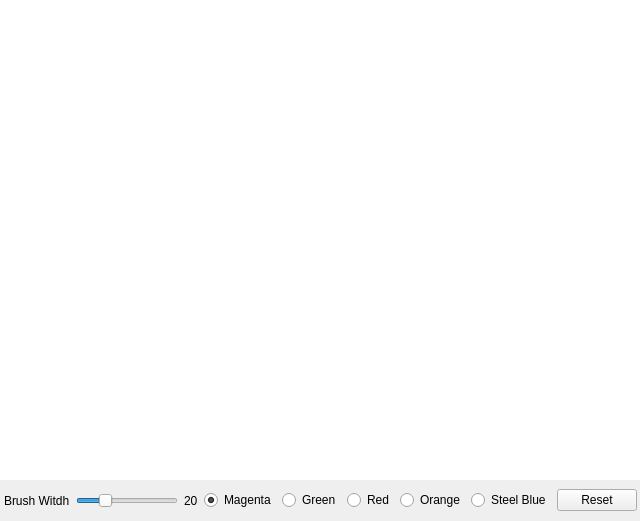
romaztek/clipper_test_qt, file Example 3/mainwindow.ui: the form before one commit.
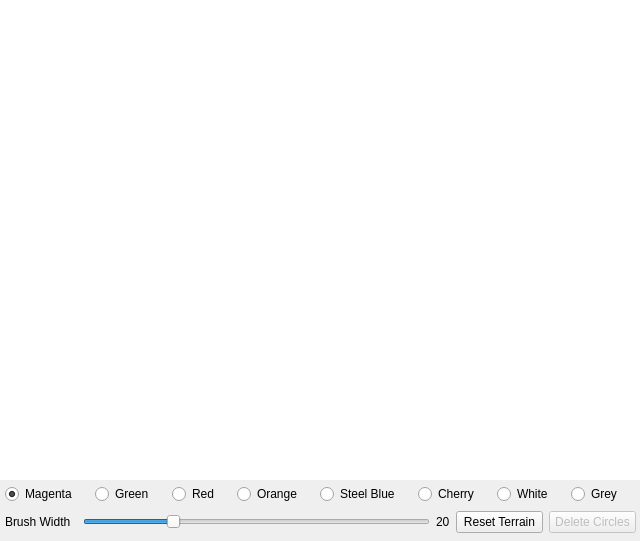
The form after the commit.

Commit message: Now do not cause SEGFAULT, improved

Patch:
```diff
--- a/Example 3/mainwindow.ui
+++ b/Example 3/mainwindow.ui
@@ -7,7 +7,7 @@
     <x>0</x>
     <y>0</y>
     <width>640</width>
-    <height>521</height>
+    <height>541</height>
    </rect>
   </property>
   <property name="windowTitle">
@@ -49,31 +49,56 @@
     <property name="geometry">
      <rect>
       <x>0</x>
-      <y>480</y>
+      <y>478</y>
       <width>641</width>
-      <height>41</height>
+      <height>61</height>
      </rect>
     </property>
-    <layout class="QHBoxLayout" name="horizontalLayout">
+    <layout class="QGridLayout" name="gridLayout">
      <property name="leftMargin">
-      <number>4</number>
+      <number>5</number>
      </property>
      <property name="topMargin">
-      <number>4</number>
+      <number>5</number>
      </property>
      <property name="rightMargin">
-      <number>4</number>
+      <number>5</number>
      </property>
      <property name="bottomMargin">
-      <number>4</number>
+      <number>5</number>
      </property>
-     <item>
-      <widget class="QLabel" name="brush_label">
+     <item row="1" column="7">
+      <widget class="QPushButton" name="resetButton">
        <property name="text">
-        <string>Brush Witdh</string>
+        <string>Reset Terrain</string>
        </property>
       </widget>
      </item>
+     <item row="1" column="8">
+      <widget class="QPushButton" name="deleteCirclesButton">
+       <property name="enabled">
+        <bool>false</bool>
+       </property>
+       <property name="text">
+        <string>Delete Circles</string>
+       </property>
+      </widget>
+     </item>
+     <item row="1" column="0">
+      <widget class="QLabel" name="label">
+       <property name="sizePolicy">
+        <sizepolicy hsizetype="Fixed" vsizetype="Fixed">
+         <horstretch>0</horstretch>
+         <verstretch>0</verstretch>
+        </sizepolicy>
+       </property>
+       <property name="text">
+        <string>Brush Width</string>
+       </property>
+      </widget>
+     </item>
+     <item row="1" column="2" colspan="4">
+      <layout class="QHBoxLayout" name="horizontalLayout">
      <item>
       <widget class="QSlider" name="horizontalSlider">
        <property name="minimum">
@@ -93,15 +118,29 @@
        </property>
       </widget>
      </item>
-     <item>
+      </layout>
+     </item>
+     <item row="1" column="6">
       <widget class="QLabel" name="width_label">
+       <property name="sizePolicy">
+        <sizepolicy hsizetype="Fixed" vsizetype="Fixed">
+         <horstretch>0</horstretch>
+         <verstretch>0</verstretch>
+        </sizepolicy>
+       </property>
        <property name="text">
         <string>20</string>
        </property>
       </widget>
      </item>
-     <item>
+     <item row="0" column="0">
       <widget class="QRadioButton" name="radioButtonMagenta">
+       <property name="sizePolicy">
+        <sizepolicy hsizetype="Maximum" vsizetype="Fixed">
+         <horstretch>0</horstretch>
+         <verstretch>0</verstretch>
+        </sizepolicy>
+       </property>
        <property name="text">
         <string>Magenta</string>
        </property>
@@ -113,8 +152,16 @@
        </attribute>
       </widget>
      </item>
+     <item row="0" column="2" colspan="7">
+      <layout class="QHBoxLayout" name="horizontalLayout_2">
      <item>
       <widget class="QRadioButton" name="radioButtonGreen">
+         <property name="sizePolicy">
+          <sizepolicy hsizetype="Maximum" vsizetype="Fixed">
+           <horstretch>0</horstretch>
+           <verstretch>0</verstretch>
+          </sizepolicy>
+         </property>
        <property name="text">
         <string>Green</string>
        </property>
@@ -128,6 +175,12 @@
      </item>
      <item>
       <widget class="QRadioButton" name="radioButtonRed">
+         <property name="sizePolicy">
+          <sizepolicy hsizetype="Maximum" vsizetype="Fixed">
+           <horstretch>0</horstretch>
+           <verstretch>0</verstretch>
+          </sizepolicy>
+         </property>
        <property name="text">
         <string>Red</string>
        </property>
@@ -141,6 +194,12 @@
      </item>
      <item>
       <widget class="QRadioButton" name="radioButtonOrange">
+         <property name="sizePolicy">
+          <sizepolicy hsizetype="Maximum" vsizetype="Fixed">
+           <horstretch>0</horstretch>
+           <verstretch>0</verstretch>
+          </sizepolicy>
+         </property>
        <property name="text">
         <string>Orange</string>
        </property>
@@ -151,6 +210,12 @@
      </item>
      <item>
       <widget class="QRadioButton" name="radioButtonSteelBlue">
+         <property name="sizePolicy">
+          <sizepolicy hsizetype="Maximum" vsizetype="Fixed">
+           <horstretch>0</horstretch>
+           <verstretch>0</verstretch>
+          </sizepolicy>
+         </property>
        <property name="text">
         <string>Steel Blue</string>
        </property>
@@ -160,11 +225,54 @@
       </widget>
      </item>
      <item>
-      <widget class="QPushButton" name="resetButton">
+        <widget class="QRadioButton" name="radioButtonCherry">
+         <property name="sizePolicy">
+          <sizepolicy hsizetype="Maximum" vsizetype="Fixed">
+           <horstretch>0</horstretch>
+           <verstretch>0</verstretch>
+          </sizepolicy>
+         </property>
        <property name="text">
-        <string>Reset</string>
-       </property>
-      </widget>
+          <string>Cherry</string>
+         </property>
+         <attribute name="buttonGroup">
+          <string notr="true">buttonGroup</string>
+         </attribute>
+        </widget>
+       </item>
+       <item>
+        <widget class="QRadioButton" name="radioButtonWhite">
+         <property name="sizePolicy">
+          <sizepolicy hsizetype="Maximum" vsizetype="Fixed">
+           <horstretch>0</horstretch>
+           <verstretch>0</verstretch>
+          </sizepolicy>
+         </property>
+         <property name="text">
+          <string>White</string>
+         </property>
+         <attribute name="buttonGroup">
+          <string notr="true">buttonGroup</string>
+         </attribute>
+        </widget>
+       </item>
+       <item>
+        <widget class="QRadioButton" name="radioButtonGrey">
+         <property name="sizePolicy">
+          <sizepolicy hsizetype="Maximum" vsizetype="Fixed">
+           <horstretch>0</horstretch>
+           <verstretch>0</verstretch>
+          </sizepolicy>
+         </property>
+         <property name="text">
+          <string>Grey</string>
+         </property>
+         <attribute name="buttonGroup">
+          <string notr="true">buttonGroup</string>
+         </attribute>
+        </widget>
+       </item>
+      </layout>
      </item>
     </layout>
    </widget>
```
Left out of the diff: 2 changed lines with no effect on the pictures. Lines whose indentation alone changed are shown as unchanged. The commit also changes 2 other files.
